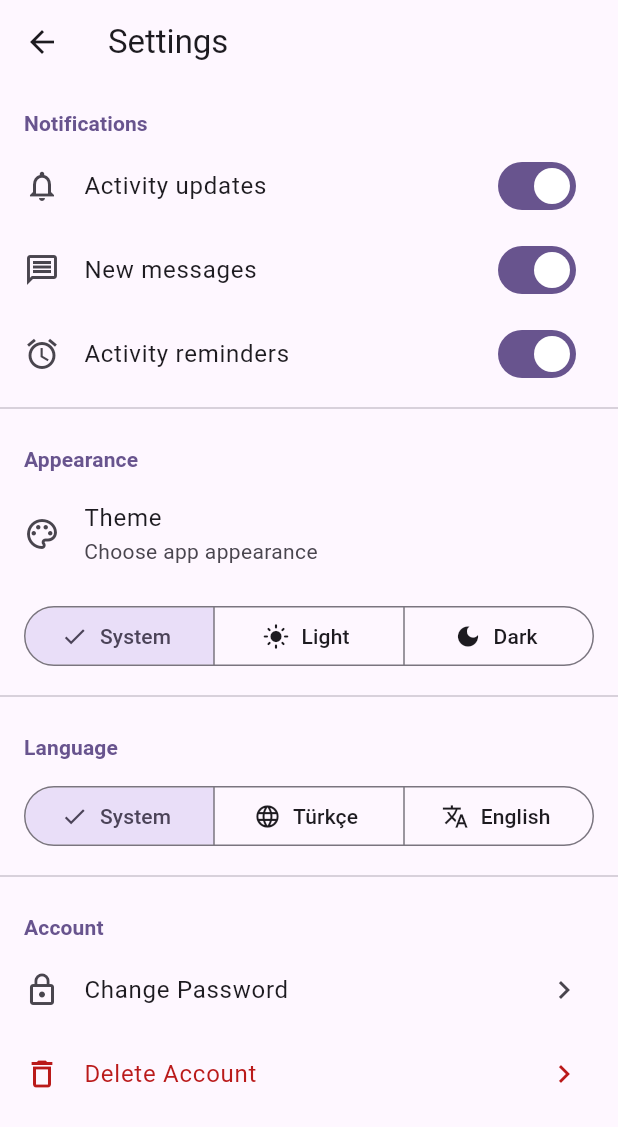
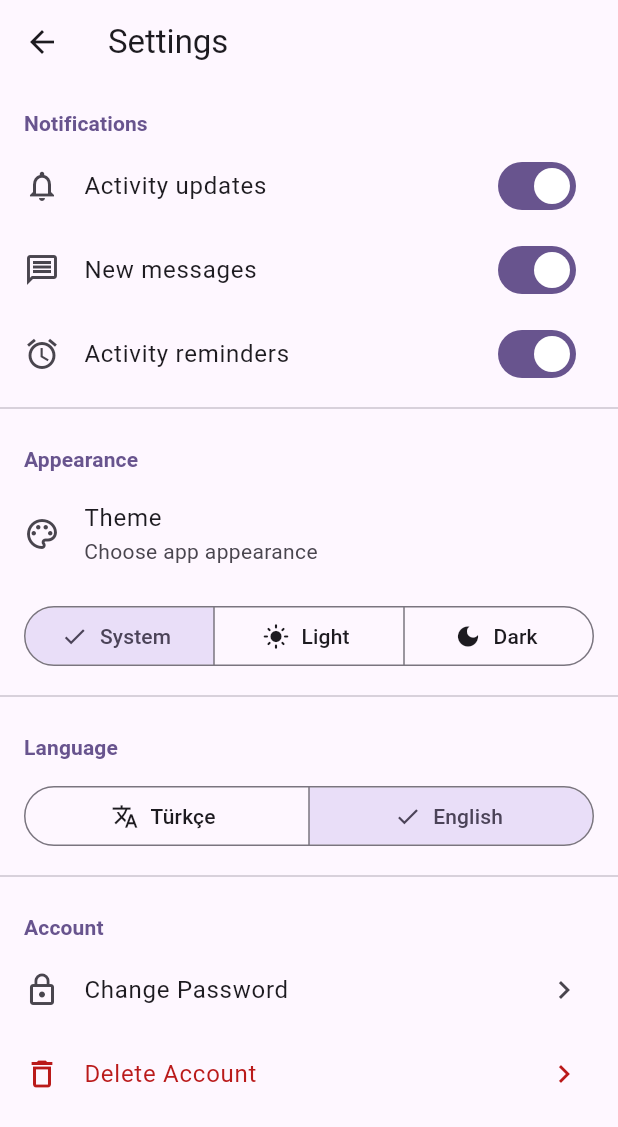
Before and after one commit to onuryr/hadi-app, a Flutter app: the SettingsScreen screen opened directly, on a phone screen of 412 x 824 dp. Shown: the top 1127 px of the screen. Run offline on Flutter 3.47's test engine with Material 3 defaults, Android fonts, the phone set to English and light mode, and no system bars; our stand-ins replace app_links, cached_network_image, firebase_core, firebase_messaging, flutter_local_notifications, geocoding and 7 more; accounts and stored records are empty.

Commit message:
feat(i18n): drop System mode, default to system-detected TR/EN
LocaleNotifier now only has tr/en. On first launch (no stored pref)
the system locale is detected: 'tr' → Turkish, anything else → English.
Settings SegmentedButton drops the System option. MaterialApp gets
non-null locale + localeResolutionCallback to force the chosen one.

Login language switcher rewritten with showModalBottomSheet (replaces
the showMenu approach that intermittently failed to open). Pill is a
Material InkWell with translate icon and full label "Dil: Türkçe" /
"Language: English"; sheet shows 🇹🇷 Türkçe / 🇬🇧 English with check
mark on current selection.

Co-Authored-By: Claude Opus 4.7 <noreply@anthropic.com>

```diff
--- a/lib/main.dart
+++ b/lib/main.dart
@@ -77,6 +77,7 @@ class _MyAppState extends State<MyApp> {
       title: 'Hadi',
       navigatorKey: NotificationService.navigatorKey,
       locale: localeNotifier.locale,
+      localeResolutionCallback: (deviceLocale, supportedLocales) => localeNotifier.locale,
       supportedLocales: const [
         Locale('tr'),
         Locale('en'),
--- a/lib/screens/settings_screen.dart
+++ b/lib/screens/settings_screen.dart
@@ -596,18 +596,13 @@ class _SettingsScreenState extends State<SettingsScreen> {
               Padding(
                 padding: const EdgeInsets.symmetric(horizontal: 16, vertical: 8),
                 child: SegmentedButton<AppLocaleMode>(
-                  segments: [
+                  segments: const [
                     ButtonSegment(
-                      value: AppLocaleMode.system,
-                      label: Text(l2.systemTheme),
-                      icon: const Icon(Icons.smartphone),
-                    ),
-                    const ButtonSegment(
                       value: AppLocaleMode.tr,
                       label: Text('Türkçe'),
-                      icon: Icon(Icons.language),
+                      icon: Icon(Icons.translate),
                     ),
-                    const ButtonSegment(
+                    ButtonSegment(
                       value: AppLocaleMode.en,
                       label: Text('English'),
                       icon: Icon(Icons.translate),
--- a/lib/services/locale_service.dart
+++ b/lib/services/locale_service.dart
@@ -1,9 +1,11 @@
+import 'dart:ui' as ui;
+
 import 'package:flutter/material.dart';
 import 'package:shared_preferences/shared_preferences.dart';
 
 late final LocaleNotifier localeNotifier;
 
-enum AppLocaleMode { system, tr, en }
+enum AppLocaleMode { tr, en }
 
 class LocaleNotifier extends ChangeNotifier {
   static const _prefKey = 'app_locale';
@@ -14,22 +16,26 @@ class LocaleNotifier extends ChangeNotifier {
 
   static Future<LocaleNotifier> load() async {
     final prefs = await SharedPreferences.getInstance();
-    final stored = prefs.getString(_prefKey) ?? 'system';
+    final stored = prefs.getString(_prefKey);
     final mode = switch (stored) {
       'tr' => AppLocaleMode.tr,
       'en' => AppLocaleMode.en,
-      _ => AppLocaleMode.system,
+      _ => _detectFromSystem(),
     };
     return LocaleNotifier._(mode);
   }
 
+  static AppLocaleMode _detectFromSystem() {
+    final sys = ui.PlatformDispatcher.instance.locale.languageCode;
+    return sys == 'tr' ? AppLocaleMode.tr : AppLocaleMode.en;
+  }
+
   AppLocaleMode get mode => _mode;
 
-  Locale? get locale => switch (_mode) {
-    AppLocaleMode.system => null,
-    AppLocaleMode.tr => const Locale('tr'),
-    AppLocaleMode.en => const Locale('en'),
-  };
+  Locale get locale => switch (_mode) {
+        AppLocaleMode.tr => const Locale('tr'),
+        AppLocaleMode.en => const Locale('en'),
+      };
 
   Future<void> setMode(AppLocaleMode mode) async {
     if (_mode == mode) return;
@@ -37,7 +43,6 @@ class LocaleNotifier extends ChangeNotifier {
     notifyListeners();
     final prefs = await SharedPreferences.getInstance();
     await prefs.setString(_prefKey, switch (mode) {
-      AppLocaleMode.system => 'system',
       AppLocaleMode.tr => 'tr',
       AppLocaleMode.en => 'en',
     });
```
Also changed, not shown: lib/screens/login_screen.dart (+27 -35 lines).
